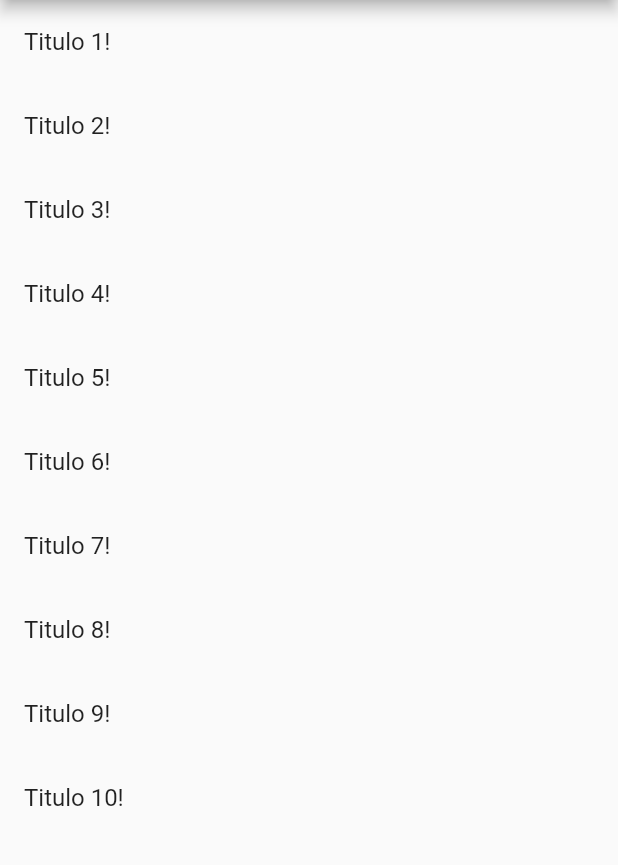
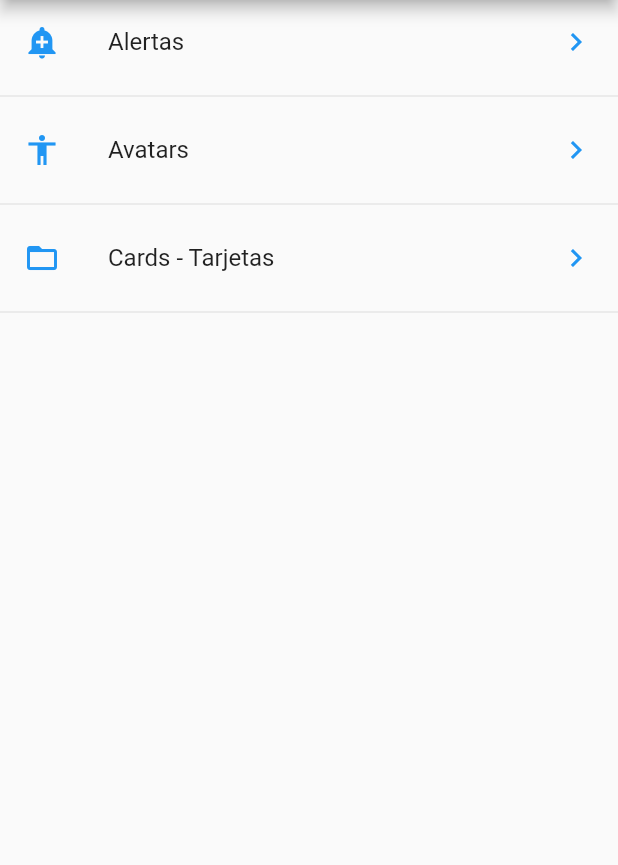
Before and after one commit to pmecheverryr/curso_flutter1_componentes, a Flutter app: the screen it shows after launch, on a phone screen of 412 x 824 dp, the part 84-949 px from its top. Run offline on Flutter 3.47's test engine with Material 2 defaults, Android fonts, the phone set to English and light mode, and no system bars.

Commit message:
Se realiza ajustes al home, mejorando las ListView mediante JSON

```diff
--- a/lib/src/pages/home_page.dart
+++ b/lib/src/pages/home_page.dart
@@ -1,4 +1,6 @@
 import 'package:flutter/material.dart';
+import 'package:componentes/src/providers/menu_provider.dart';
+import 'package:componentes/src/utils/icon_string_util.dart';
 
 class HomePage extends StatelessWidget {
   @override
@@ -12,18 +14,41 @@ class HomePage extends StatelessWidget {
   }
 
   Widget _lista() {
-    return ListView(
-      children: _listaItems(),
-    );
+    // print(menuProvider.opciones);
+    // menuProvider.cargarData()
+
+    return FutureBuilder(
+        future: menuProvider.cargarData(),
+        initialData: [],
+        builder: (context, AsyncSnapshot<List<dynamic>> snapshot) {
+          return ListView(
+            children: _listaItems(snapshot.data),
+          );
+        });
   }
 
-  List<Widget> _listaItems() {
-    List<Widget> lista = new List<Widget>();
-    for (var i = 0; i < 10; i++) {
-      lista.add(ListTile(
-        title: Text('Titulo ${i + 1}!'),
-      ));
-    }
-    return lista;
+  List<Widget> _listaItems(List<dynamic> data) {
+    final List<Widget> opciones = [];
+
+    data.forEach((opt) {
+      print(opt['icon']);
+      final widgetTemp = ListTile(
+        title: Text(opt['texto']),
+        leading: getIcon(opt['icon']),
+        trailing: Icon(Icons.keyboard_arrow_right, color: Colors.blue),
+        onTap: () {},
+      );
+      opciones..add(widgetTemp)..add(Divider());
+    });
+
+    return opciones;
+
+    // List<Widget> lista = new List<Widget>();
+    // for (var i = 0; i < 10; i++) {
+    //   lista.add(ListTile(
+    //     title: Text('Titulo ${i + 1}!'),
+    //   ));
+    // }
+    // return lista;
   }
 }
```
